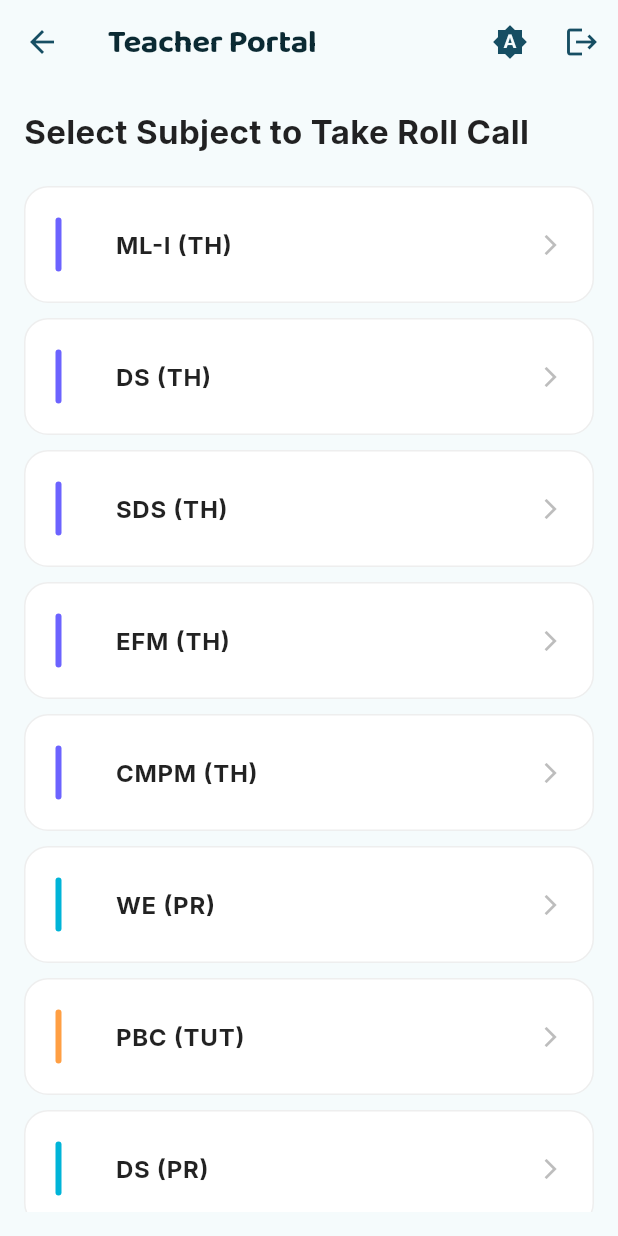
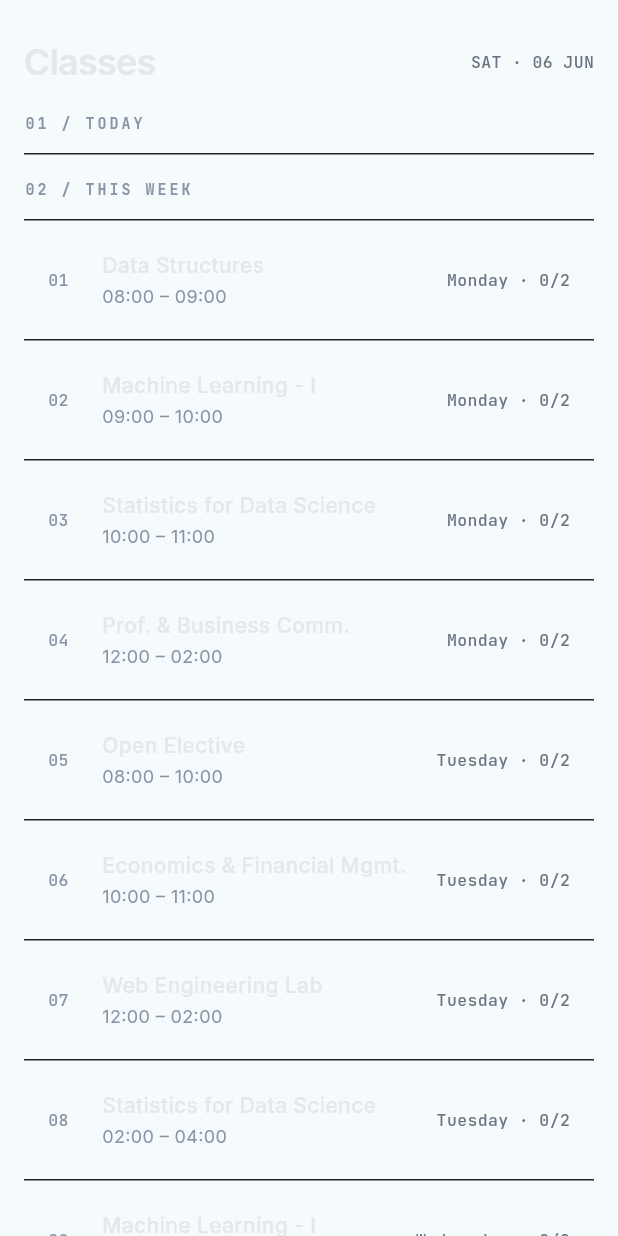
Before and after one commit to MannPatel1236/Attendify, a Flutter app: the TeacherDashboard screen opened directly, on a phone screen of 412 x 824 dp. Run offline on Flutter 3.47's test engine with Material 3 defaults, Android fonts, the phone set to English and light mode, and no system bars; our stand-ins replace google_fonts, image_picker, shared_preferences; accounts and stored records are empty.

Commit message:
feat(dashboard): rewrite TeacherDashboard per spec §4.3
- Three sections: 01 TODAY, 02 THIS WEEK, 03 REPORTS
- Page title 'Classes' with date stamp
- NumberedRow-based class lists with present/total trailing
- CSV export button (visual stub, no implementation yet)
- Add AppState teacher view models (teacherTodayClasses, teacherWeekClasses)

```diff
--- a/lib/screens/teacher_dashboard.dart
+++ b/lib/screens/teacher_dashboard.dart
@@ -1,7 +1,13 @@
+// Teacher dashboard: spec §4.3.
+
 import 'package:flutter/material.dart';
 import 'package:provider/provider.dart';
 import '../state/app_state.dart';
-import 'roll_call_screen.dart';
+import '../theme/studio_tokens.dart';
+import '../theme/studio_typography.dart';
+import '../widgets/studio/section_header.dart';
+import '../widgets/studio/numbered_row.dart';
+import '../widgets/studio/studio_button.dart';
 
 class TeacherDashboard extends StatelessWidget {
   const TeacherDashboard({super.key});
@@ -9,88 +15,74 @@ class TeacherDashboard extends StatelessWidget {
   @override
   Widget build(BuildContext context) {
     final appState = context.watch<AppState>();
-    final isDark = Theme.of(context).brightness == Brightness.dark;
-    final cardBg = isDark ? const Color(0xFF1E1E2C) : Colors.white;
-
-    final subjects = ["ML-I (TH)", "DS (TH)", "SDS (TH)", "EFM (TH)", "CMPM (TH)", "WE (PR)", "PBC (TUT)", "DS (PR)", "ML-I (PR)", "SDS (PR)", "CMPM (PR)"];
+    final today = _formatDate(DateTime.now());
 
     return Scaffold(
-      appBar: AppBar(
-        title: const Text("Teacher Portal"),
-        actions: [
-          IconButton(
-            icon: Icon(appState.themeIcon),
-            onPressed: () => appState.toggleTheme(),
-            tooltip: "Theme: ${appState.themeLabel}",
-          ),
-          IconButton(icon: const Icon(Icons.logout), onPressed: () => appState.logout()),
-        ],
-      ),
-      body: Padding(
-        padding: const EdgeInsets.all(16.0),
+      body: SafeArea(
+        child: SingleChildScrollView(
+          padding: const EdgeInsets.symmetric(horizontal: StudioSpacing.s4),
           child: Column(
             crossAxisAlignment: CrossAxisAlignment.start,
             children: [
-            Text(
-              "Select Subject to Take Roll Call",
-              style: TextStyle(
-                fontSize: 22,
-                fontWeight: FontWeight.bold,
-                color: isDark ? Colors.white : Colors.black87,
+              Padding(
+                padding: const EdgeInsets.only(top: StudioSpacing.s6),
+                child: Row(
+                  children: [
+                    Expanded(
+                      child: Text('Classes', style: StudioTypography.pageTitle()),
+                    ),
+                    Text(today, style: StudioTypography.monoCaption()),
+                  ],
                 ),
               ),
-            const SizedBox(height: 20),
-            Expanded(
-              child: ListView.builder(
-                itemCount: subjects.length,
-                itemBuilder: (context, index) {
-                  final subject = subjects[index];
-                  final typeColor = _typeColor(subject);
-
-                  return Container(
-                    margin: const EdgeInsets.only(bottom: 10),
-                    decoration: BoxDecoration(
-                      color: cardBg,
-                      borderRadius: BorderRadius.circular(16),
-                      border: Border.all(color: isDark ? Colors.white.withOpacity(0.06) : Colors.grey.shade200),
-                    ),
-                    child: ListTile(
-                      contentPadding: const EdgeInsets.symmetric(horizontal: 20, vertical: 10),
-                      leading: Container(
-                        width: 4,
-                        height: 36,
-                        decoration: BoxDecoration(color: typeColor, borderRadius: BorderRadius.circular(2)),
-                      ),
-                      title: Text(
-                        subject,
-                        style: TextStyle(
-                          fontWeight: FontWeight.bold,
-                          fontSize: 16,
-                          color: isDark ? Colors.white : Colors.black87,
+              const SectionHeader(index: 1, label: 'TODAY'),
+              for (var i = 0; i < appState.teacherTodayClasses.length; i++)
+                NumberedRow(
+                  index: i + 1,
+                  primary: appState.teacherTodayClasses[i].subjectName,
+                  secondary: appState.teacherTodayClasses[i].timeLabel,
+                  trailing: Text(
+                    '${appState.teacherTodayClasses[i].presentCount}/${appState.teacherTodayClasses[i].totalCount} PRESENT',
+                    style: StudioTypography.monoCaption(),
                   ),
                 ),
-                      trailing: Icon(Icons.arrow_forward_ios, size: 16,
-                        color: isDark ? Colors.grey.shade500 : Colors.grey.shade400),
-                      onTap: () {
-                        Navigator.push(
-                          context,
-                          MaterialPageRoute(builder: (_) => RollCallScreen(subjectName: subject)),
-                        );
-                      },
+              const SectionHeader(index: 2, label: 'THIS WEEK'),
+              for (var i = 0; i < appState.teacherWeekClasses.length; i++)
+                NumberedRow(
+                  index: i + 1,
+                  primary: appState.teacherWeekClasses[i].subjectName,
+                  secondary: appState.teacherWeekClasses[i].timeLabel,
+                  trailing: Text(
+                    '${appState.teacherWeekClasses[i].day} · ${appState.teacherWeekClasses[i].presentCount}/${appState.teacherWeekClasses[i].totalCount}',
+                    style: StudioTypography.monoCaption(),
                   ),
-                  );
+                ),
+              const SectionHeader(index: 3, label: 'REPORTS'),
+              Padding(
+                padding: const EdgeInsets.symmetric(vertical: StudioSpacing.s4),
+                child: StudioButton(
+                  label: 'Export this week as CSV',
+                  variant: StudioButtonVariant.secondary,
+                  onPressed: () {
+                    // CSV export: actual implementation lives in services/.
+                    // No-op stub for the visual rebuild.
                   },
                 ),
               ),
+              const SizedBox(height: StudioSpacing.s10),
             ],
+          ),
         ),
       ),
     );
   }
 
-  Color _typeColor(String subject) {
-    if (subject.contains('(PR)')) return const Color(0xFF00B4D8);
-    if (subject.contains('(TUT)')) return const Color(0xFFFF9F43);
-    return const Color(0xFF6C63FF);
+  String _formatDate(DateTime d) {
+    const days = ['MON', 'TUE', 'WED', 'THU', 'FRI', 'SAT', 'SUN'];
+    const months = [
+      'JAN', 'FEB', 'MAR', 'APR', 'MAY', 'JUN',
+      'JUL', 'AUG', 'SEP', 'OCT', 'NOV', 'DEC'
+    ];
+    return '${days[d.weekday - 1]} · ${d.day.toString().padLeft(2, '0')} ${months[d.month - 1]}';
   }
 }
--- a/lib/state/app_state.dart
+++ b/lib/state/app_state.dart
@@ -47,6 +47,21 @@ class RecoverySuggestion {
   final String action;
   final double impact;
   const RecoverySuggestion({required this.action, required this.impact});
+}
+
+class TeacherClassEntry {
+  final String subjectName;
+  final String timeLabel;
+  final int presentCount;
+  final int totalCount;
+  final String? day;
+  const TeacherClassEntry({
+    required this.subjectName,
+    required this.timeLabel,
+    required this.presentCount,
+    required this.totalCount,
+    this.day,
+  });
 }
 
 // ─── Default attendance data (used on first launch) ──────────────────────────
@@ -405,6 +420,39 @@ class AppState extends ChangeNotifier {
     return out;
   }
 
+  // ─── Teacher dashboard (spec §4.3) ───────────────────────────────────────
+  // Placeholder data — visual rebuild only, no roll-up logic yet.
+
+  List<TeacherClassEntry> get teacherTodayClasses {
+    final schedule = getTodaySchedule();
+    if (schedule == null) return [];
+    return schedule.classes.map((slot) {
+      final total = _students.length;
+      return TeacherClassEntry(
+        subjectName: slot.subject,
+        timeLabel: '${slot.startTime} – ${slot.endTime}',
+        presentCount: 0,
+        totalCount: total,
+      );
+    }).toList();
+  }
+
+  List<TeacherClassEntry> get teacherWeekClasses {
+    final out = <TeacherClassEntry>[];
+    for (final day in weeklyTimetable) {
+      for (final slot in day.classes) {
+        out.add(TeacherClassEntry(
+          subjectName: slot.subject,
+          timeLabel: '${slot.startTime} – ${slot.endTime}',
+          presentCount: 0,
+          totalCount: _students.length,
+          day: day.dayName,
+        ));
+      }
+    }
+    return out;
+  }
+
   // ─── Self-mark attendance ─────────────────────────────────────────────────
   void markSelfPresent(String subjectKey) {
     final student = _currentStudent;
```
Also changed, not shown: 1 other file. Lines whose indentation alone changed are shown as unchanged.
